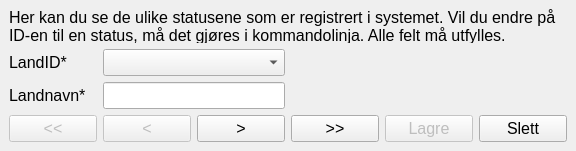
This is src/jobb/QT/jobber/jobber/showcountries.ui in andersbo87/sources as Qt 5 draws it before an edit. The edited form follows.
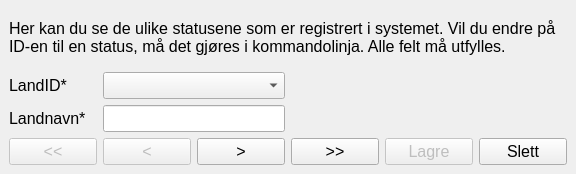
This is the edited form. Icons and pictures are not drawn.

Diff of the .ui file:
```diff
--- a/src/jobb/QT/jobber/jobber/showcountries.ui
+++ b/src/jobb/QT/jobber/jobber/showcountries.ui
@@ -7,7 +7,7 @@
     <x>0</x>
     <y>0</y>
     <width>576</width>
-    <height>151</height>
+    <height>174</height>
    </rect>
   </property>
   <property name="minimumSize">
```
